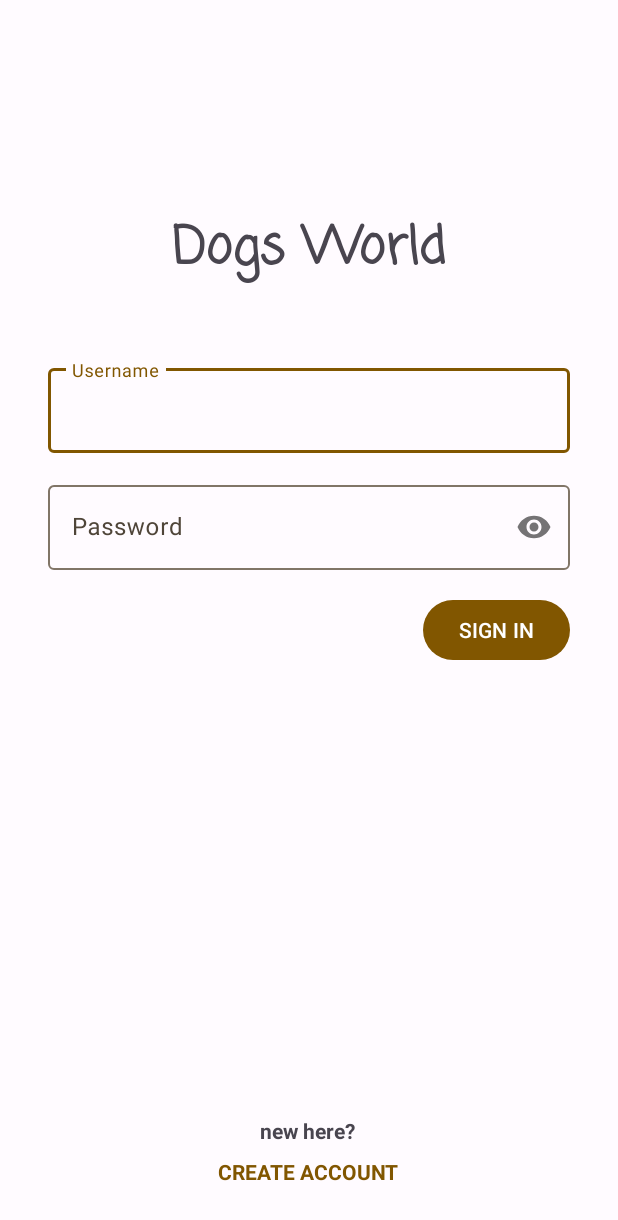
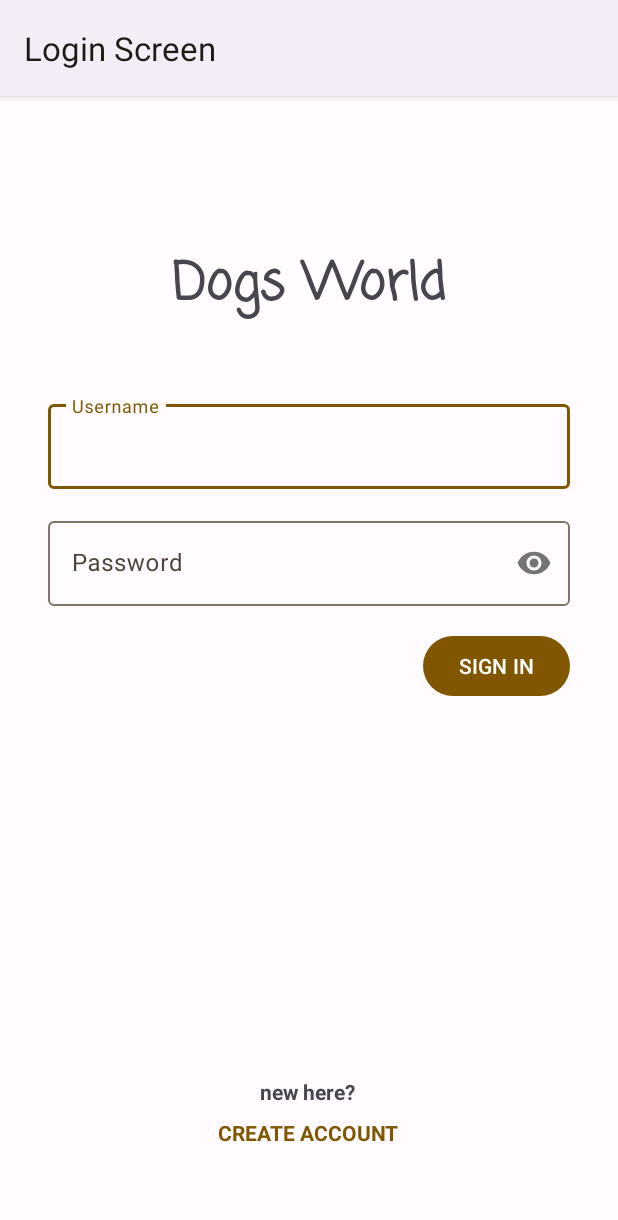
Before and after one commit to stevennchristopher/FinalProjectAdv, an Android app: the screen it shows after launch (MainActivity), on a phone screen of 412 x 824 dp. Shown: the top 1220 px of the screen. Run offline under Robolectric (Android 15) with nearby library versions, the phone set to English and light mode, and no system bars; our stand-ins replace navigation-ui.

Commit message:
add popup nav

```diff
--- a/app/src/main/java/com/example/advuts160421001/view/MainActivity.kt
+++ b/app/src/main/java/com/example/advuts160421001/view/MainActivity.kt
@@ -3,15 +3,26 @@ package com.example.advuts160421001.view
 import androidx.appcompat.app.AppCompatActivity
 import android.os.Bundle
 import androidx.navigation.NavController
+import androidx.navigation.fragment.NavHostFragment
+import androidx.navigation.ui.NavigationUI
 import com.example.advuts160421001.R
 import com.example.advuts160421001.databinding.ActivityMainBinding
 
 class MainActivity : AppCompatActivity() {
     private lateinit var binding: ActivityMainBinding
+    private lateinit var navController: NavController
     override fun onCreate(savedInstanceState: Bundle?) {
         super.onCreate(savedInstanceState)
         binding = ActivityMainBinding.inflate(layoutInflater)
         val view = binding.root
         setContentView(view)
+
+        navController = (supportFragmentManager.findFragmentById(R.id.hostFragment) as NavHostFragment).navController
+        NavigationUI.setupActionBarWithNavController(this, navController)
     }
+
+    override fun onSupportNavigateUp(): Boolean {
+        return navController.navigateUp()
+    }
+
 }
--- a/app/src/main/res/layout/fragment_sign_in.xml
+++ b/app/src/main/res/layout/fragment_sign_in.xml
@@ -10,7 +10,7 @@
         android:id="@+id/textView"
         android:layout_width="wrap_content"
         android:layout_height="wrap_content"
-        android:layout_marginTop="140dp"
+        android:layout_marginTop="100dp"
         android:fontFamily="casual"
         android:text="Dogs World"
         android:textSize="34sp"
@@ -71,7 +71,7 @@
         android:id="@+id/textView2"
         android:layout_width="wrap_content"
         android:layout_height="wrap_content"
-        android:layout_marginTop="300dp"
+        android:layout_marginTop="250dp"
         android:text="new here?"
         android:textStyle="bold"
         app:layout_constraintEnd_toEndOf="parent"
--- a/app/src/main/res/layout/fragment_sign_up.xml
+++ b/app/src/main/res/layout/fragment_sign_up.xml
@@ -21,7 +21,7 @@
         android:id="@+id/textView3"
         android:layout_width="wrap_content"
         android:layout_height="wrap_content"
-        android:layout_marginTop="90dp"
+        android:layout_marginTop="60dp"
         android:fontFamily="casual"
         android:text="Register"
         android:textSize="34sp"
--- a/app/src/main/res/navigation/hobby_navigation.xml
+++ b/app/src/main/res/navigation/hobby_navigation.xml
@@ -7,8 +7,8 @@
     <fragment
         android:id="@+id/signInFragment"
         android:name="com.example.advuts160421001.view.SignInFragment"
-        android:label="fragment_sign_in"
-        tools:layout="@layout/fragment_sign_in" >
+        android:label="Login Screen"
+        tools:layout="@layout/fragment_sign_in">
         <action
             android:id="@+id/actionSignUpDirections"
             app:destination="@id/signUpFragment" />
@@ -16,10 +16,12 @@
     <fragment
         android:id="@+id/signUpFragment"
         android:name="com.example.advuts160421001.view.SignUpFragment"
-        android:label="fragment_sign_up"
-        tools:layout="@layout/fragment_sign_up" >
+        android:label="Register Screen"
+        tools:layout="@layout/fragment_sign_up">
         <action
             android:id="@+id/actionSignInDirections"
-            app:destination="@id/signInFragment" />
+            app:destination="@id/signInFragment"
+            app:popUpTo="@id/signInFragment"
+            app:popUpToInclusive="true" />
     </fragment>
 </navigation>
--- a/app/src/main/res/values-night/themes.xml
+++ b/app/src/main/res/values-night/themes.xml
@@ -1,6 +1,6 @@
 <resources xmlns:tools="http://schemas.android.com/tools">
     <!-- Base application theme. -->
-    <style name="Theme.AdvUTS160421001" parent="Theme.Material3.Dark.NoActionBar">
+    <style name="Theme.AdvUTS160421001" parent="Theme.Material3.Dark">
         <item name="colorPrimary">@color/md_theme_dark_primary</item>
         <item name="colorOnPrimary">@color/md_theme_dark_onPrimary</item>
         <item name="colorPrimaryContainer">@color/md_theme_dark_primaryContainer</item>
--- a/app/src/main/res/values/themes.xml
+++ b/app/src/main/res/values/themes.xml
@@ -1,6 +1,6 @@
 <resources xmlns:tools="http://schemas.android.com/tools">
     <!-- Base application theme. -->
-    <style name="Theme.AdvUTS160421001" parent="Theme.Material3.Light.NoActionBar">
+    <style name="Theme.AdvUTS160421001" parent="Theme.Material3.Light">
         <item name="colorPrimary">@color/md_theme_light_primary</item>
         <item name="colorOnPrimary">@color/md_theme_light_onPrimary</item>
         <item name="colorPrimaryContainer">@color/md_theme_light_primaryContainer</item>
```
